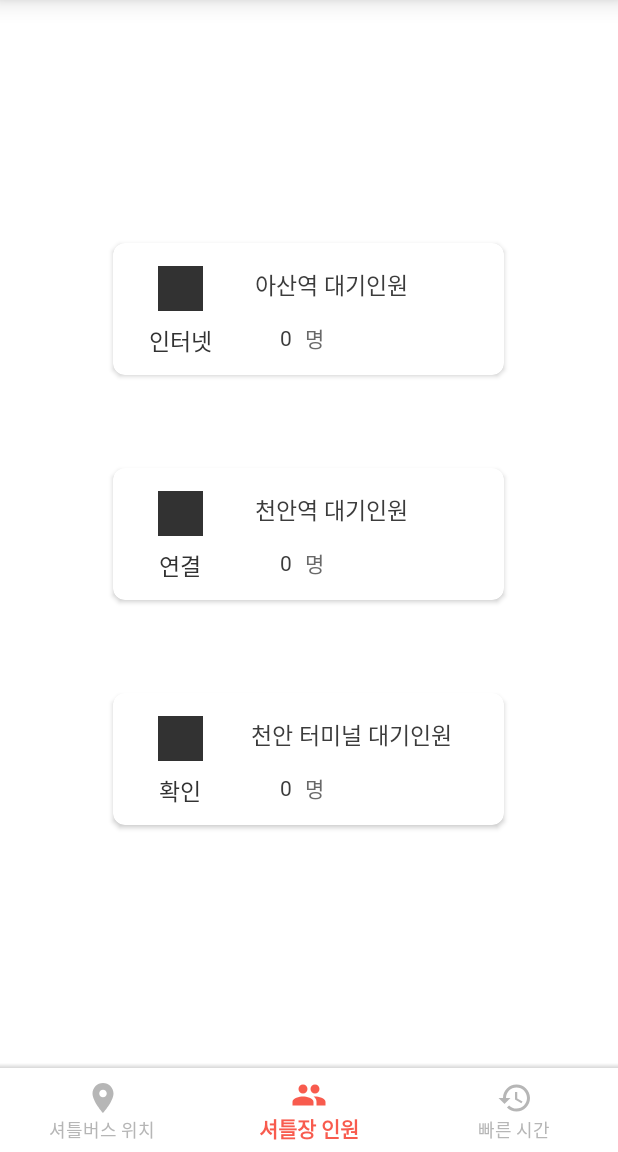
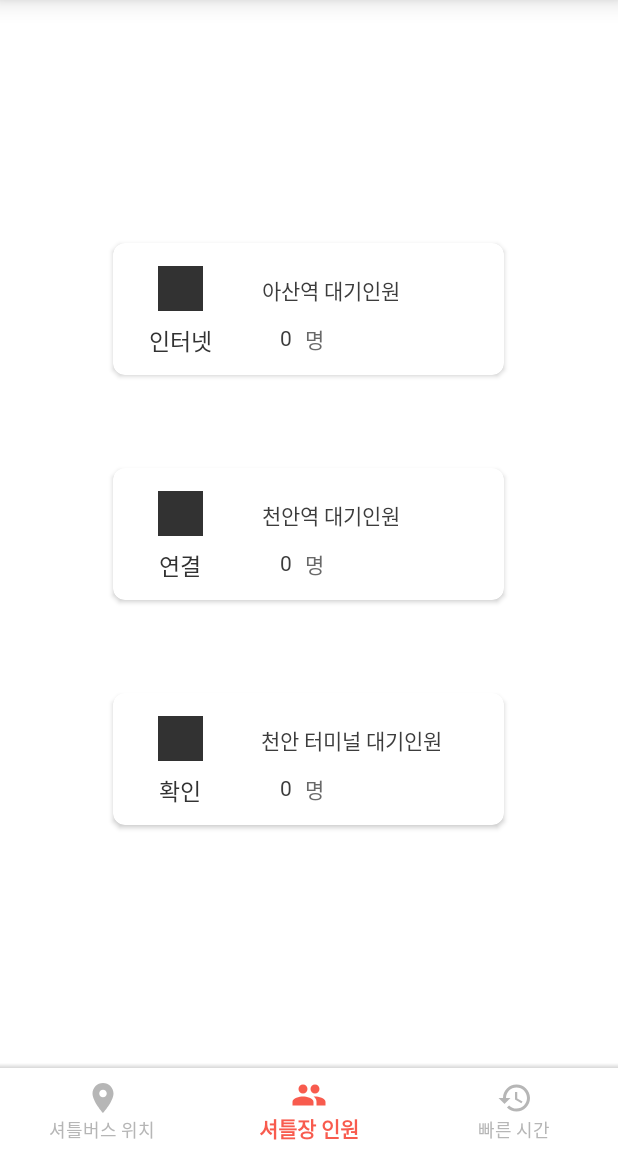
Before and after one commit to leegoenhwi/app, an Android app: the screen it shows after launch (MainActivity), item 2 of the bottom bar chosen, on a phone screen of 412 x 824 dp, the part 84-1236 px from its top. Run offline under Robolectric (Android 15) with nearby library versions, the phone set to English and light mode, and no system bars; libraries missing offline, so code that uses them is left out: com.nex3z.togglebuttongroup; 1 statement that could not run was skipped.

Commit message:
sql_lite 추가 전

```diff
--- a/app/src/main/res/layout/fragment2.xml
+++ b/app/src/main/res/layout/fragment2.xml
@@ -47,25 +47,25 @@
                     <TextView
                         android:id="@+id/osan"
                         android:layout_width="110dp"
-                        android:layout_height="22dp"
+                        android:layout_height="25dp"
                         android:layout_gravity="center"
                         android:fontFamily="@font/spoqa_han_sans_regular"
+                        android:gravity="center"
                         android:text="@string/osan_stay"
                         android:textColor="#3C3C3C"
-                        android:textSize="15sp"
-                        android:gravity="center"
+                        android:textSize="14sp"
                         app:layout_constraintBottom_toBottomOf="parent"
                         app:layout_constraintEnd_toEndOf="parent"
                         app:layout_constraintHorizontal_bias="0.34"
                         app:layout_constraintStart_toEndOf="@+id/textView2"
                         app:layout_constraintTop_toTopOf="parent"
-                        app:layout_constraintVertical_bias="0.24"
+                        app:layout_constraintVertical_bias="0.3"
                         tools:ignore="RtlHardcoded" />
 
                     <TextView
                         android:id="@+id/osan_num"
                         android:layout_width="30dp"
-                        android:layout_height="20dp"
+                        android:layout_height="25dp"
                         android:layout_marginStart="80dp"
                         android:layout_marginTop="15dp"
                         android:layout_marginBottom="16dp"
@@ -78,13 +78,12 @@
                         app:layout_constraintEnd_toStartOf="@+id/textView"
                         app:layout_constraintStart_toStartOf="parent"
                         app:layout_constraintTop_toBottomOf="@+id/osan"
-                        app:layout_constraintVertical_bias="0.0"
                         tools:ignore="RtlHardcoded" />
 
                     <TextView
                         android:id="@+id/textView"
                         android:layout_width="wrap_content"
-                        android:layout_height="20dp"
+                        android:layout_height="25dp"
                         android:layout_marginTop="15dp"
                         android:layout_marginEnd="120dp"
                         android:layout_marginBottom="16dp"
@@ -156,25 +155,25 @@
                     <TextView
                         android:id="@+id/cheonan"
                         android:layout_width="110dp"
-                        android:layout_height="22dp"
+                        android:layout_height="25dp"
                         android:layout_gravity="center"
                         android:fontFamily="@font/spoqa_han_sans_regular"
+                        android:gravity="center"
                         android:text="@string/cheonan_stay"
                         android:textColor="#3C3C3C"
-                        android:textSize="15sp"
-                        android:gravity="center"
+                        android:textSize="14sp"
                         app:layout_constraintBottom_toBottomOf="parent"
                         app:layout_constraintEnd_toEndOf="parent"
                         app:layout_constraintHorizontal_bias="0.34"
                         app:layout_constraintStart_toEndOf="@+id/textView5"
                         app:layout_constraintTop_toTopOf="parent"
-                        app:layout_constraintVertical_bias="0.24"
+                        app:layout_constraintVertical_bias="0.3"
                         tools:ignore="RtlHardcoded" />
 
                     <TextView
                         android:id="@+id/cheonan_num"
                         android:layout_width="30dp"
-                        android:layout_height="20dp"
+                        android:layout_height="25dp"
                         android:layout_marginStart="80dp"
                         android:layout_marginTop="15dp"
                         android:layout_marginBottom="16dp"
@@ -187,13 +186,12 @@
                         app:layout_constraintEnd_toStartOf="@+id/textView4"
                         app:layout_constraintStart_toStartOf="parent"
                         app:layout_constraintTop_toBottomOf="@+id/cheonan"
-                        app:layout_constraintVertical_bias="0.0"
                         tools:ignore="RtlHardcoded" />
 
                     <TextView
                         android:id="@+id/textView4"
                         android:layout_width="wrap_content"
-                        android:layout_height="20dp"
+                        android:layout_height="25dp"
                         android:layout_marginTop="15dp"
                         android:layout_marginEnd="120dp"
                         android:layout_marginBottom="16dp"
@@ -263,25 +261,25 @@
                     <TextView
                         android:id="@+id/cheonan_t"
                         android:layout_width="150dp"
-                        android:layout_height="22dp"
+                        android:layout_height="25dp"
                         android:layout_gravity="center"
                         android:fontFamily="@font/spoqa_han_sans_regular"
                         android:gravity="center"
                         android:text="@string/cheonan_t_stay"
                         android:textColor="#3C3C3C"
-                        android:textSize="15sp"
+                        android:textSize="14sp"
                         app:layout_constraintBottom_toBottomOf="parent"
                         app:layout_constraintEnd_toEndOf="parent"
                         app:layout_constraintHorizontal_bias="0.48"
                         app:layout_constraintStart_toEndOf="@+id/textView8"
                         app:layout_constraintTop_toTopOf="parent"
-                        app:layout_constraintVertical_bias="0.24"
+                        app:layout_constraintVertical_bias="0.3"
                         tools:ignore="RtlHardcoded" />
 
                     <TextView
                         android:id="@+id/cheonan_t_num"
                         android:layout_width="30dp"
-                        android:layout_height="20dp"
+                        android:layout_height="25dp"
                         android:layout_marginStart="80dp"
                         android:layout_marginTop="15dp"
                         android:layout_marginBottom="16dp"
@@ -294,13 +292,12 @@
                         app:layout_constraintEnd_toStartOf="@+id/textView7"
                         app:layout_constraintStart_toStartOf="parent"
                         app:layout_constraintTop_toBottomOf="@+id/cheonan_t"
-                        app:layout_constraintVertical_bias="0.0"
                         tools:ignore="RtlHardcoded" />
 
                     <TextView
                         android:id="@+id/textView7"
                         android:layout_width="wrap_content"
-                        android:layout_height="20dp"
+                        android:layout_height="25dp"
                         android:layout_marginTop="15dp"
                         android:layout_marginEnd="120dp"
                         android:layout_marginBottom="16dp"
```
